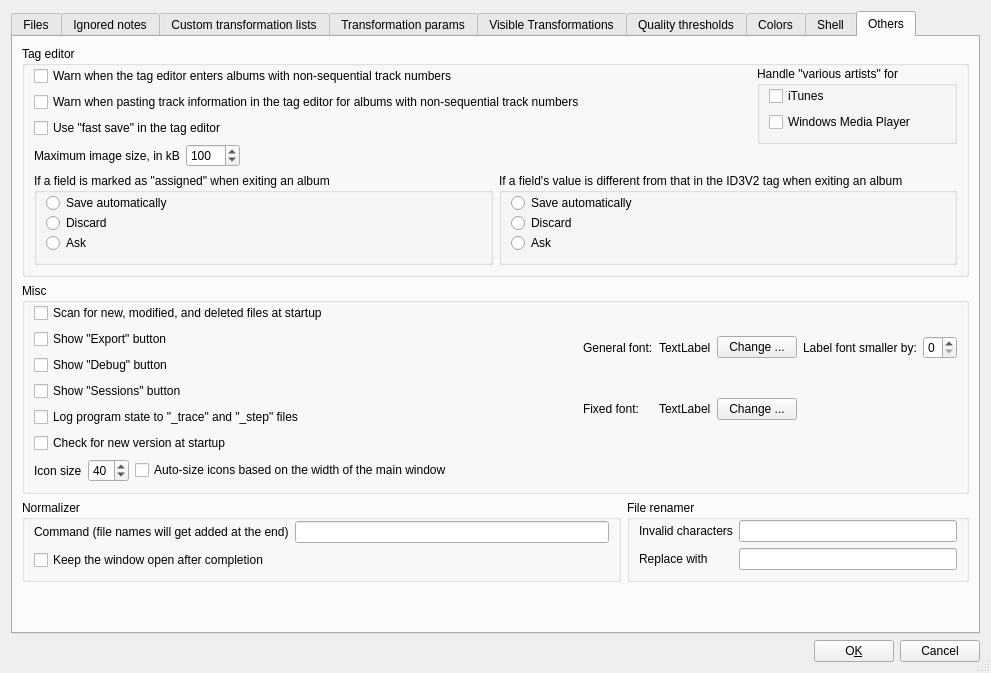
frispete/mp3diags, file mp3diags/src/Config.ui: the form before one commit.
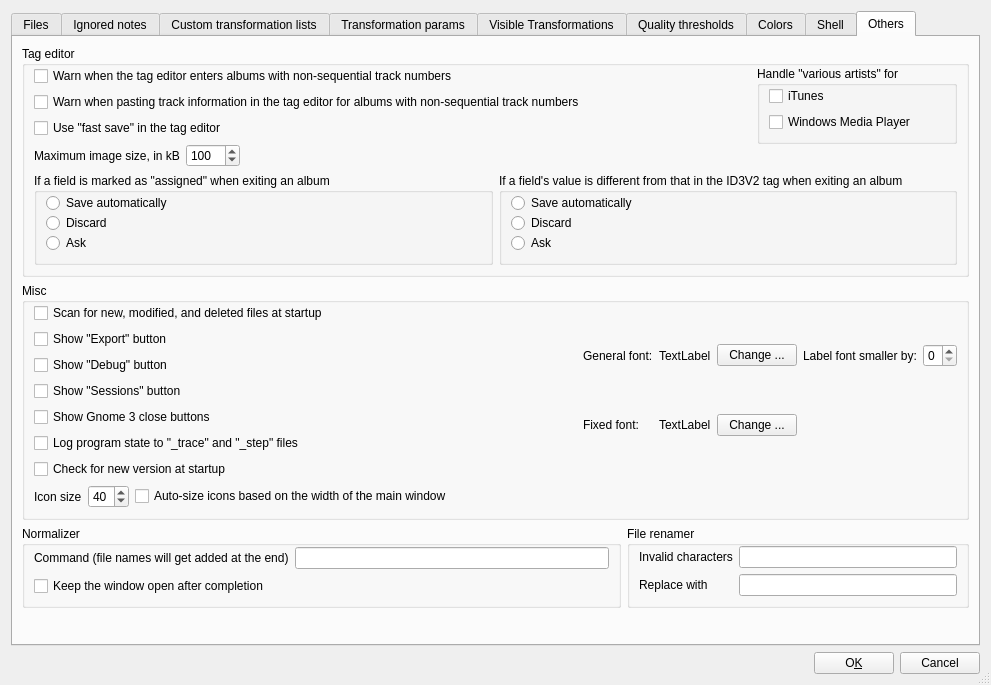
The form after the commit. The open tabs and pages were chosen to show the change. Icons and pictures are not drawn.

Commit message: Close buttons in Gnome 3

```diff
--- a/mp3diags/src/Config.ui
+++ b/mp3diags/src/Config.ui
@@ -7,7 +7,7 @@
     <x>0</x>
     <y>0</y>
     <width>991</width>
-    <height>673</height>
+    <height>685</height>
    </rect>
   </property>
   <property name="minimumSize">
@@ -2622,6 +2622,13 @@
                  </property>
                 </widget>
                </item>
+               <item>
+                <widget class="QCheckBox" name="m_pShowCustomCloseButtonsCkB">
+                 <property name="text">
+                  <string>Show Gnome 3 close buttons</string>
+                 </property>
+                </widget>
+               </item>
                <item>
                 <widget class="QCheckBox" name="m_pTraceToFileCkB">
                  <property name="text">
```
The commit also changes 14 other files.
